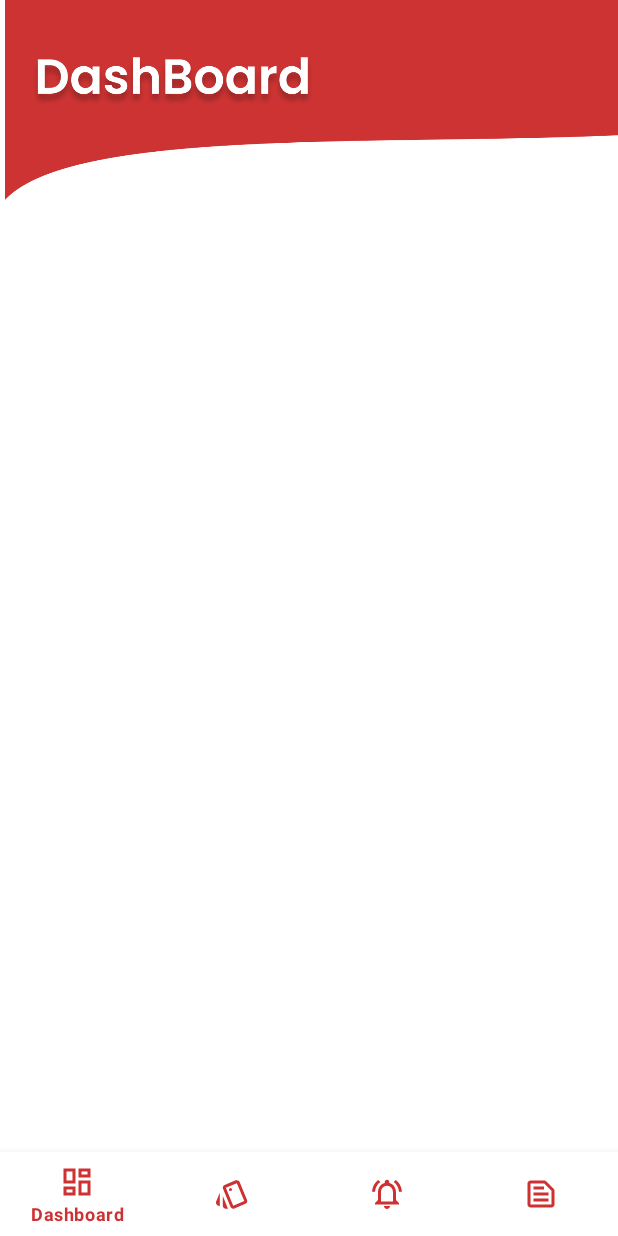
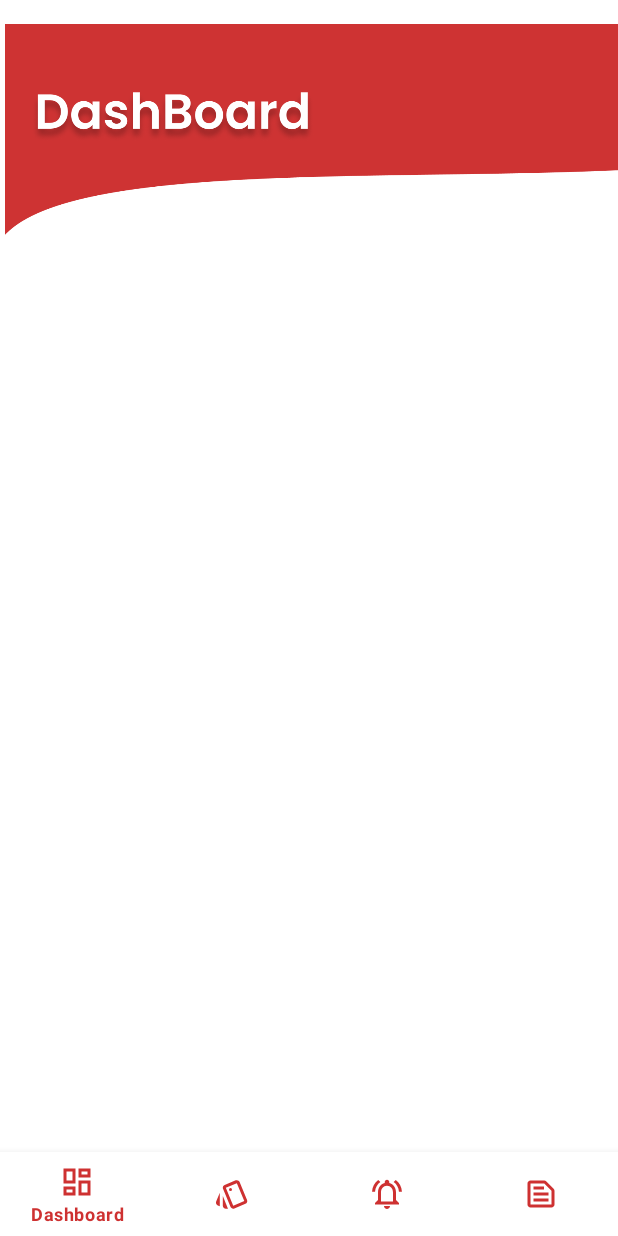
Before and after one commit to KaranRajpara1/GearUp, an Android app: the DashboardFragment screen opened directly, with no data from a screen before it, on a phone screen of 412 x 824 dp. Run offline under Robolectric (Android 15) with nearby library versions, the phone set to English and light mode, and no system bars; 3 statements that could not run were skipped.

Commit message:
changes minor

```diff
--- a/app/src/main/res/layout/fragment_dashboard.xml
+++ b/app/src/main/res/layout/fragment_dashboard.xml
@@ -26,7 +26,7 @@
         android:id="@+id/dashboard_title"
         android:layout_width="415dp"
         android:layout_height="160dp"
-        android:layout_marginBottom="8dp"
+        android:layout_marginBottom="-16dp"
         android:src="@drawable/student_dashboard"
         app:layout_constraintBottom_toTopOf="@+id/recyclerView"
         app:layout_constraintLeft_toLeftOf="parent" />
```
